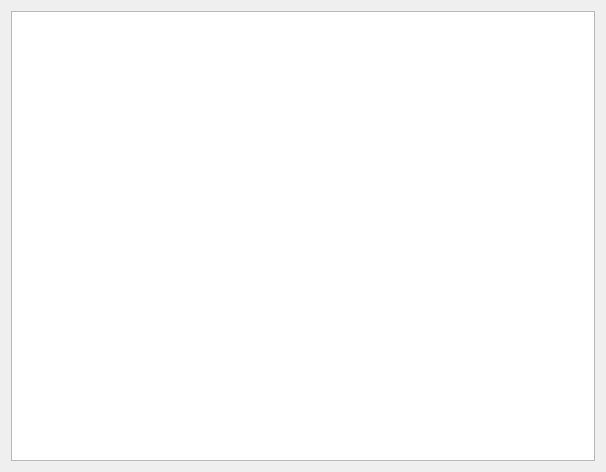
This is invoiceprint.ui in dsubhajit/bill_master as Qt 5 draws it before an edit. The edited form follows.
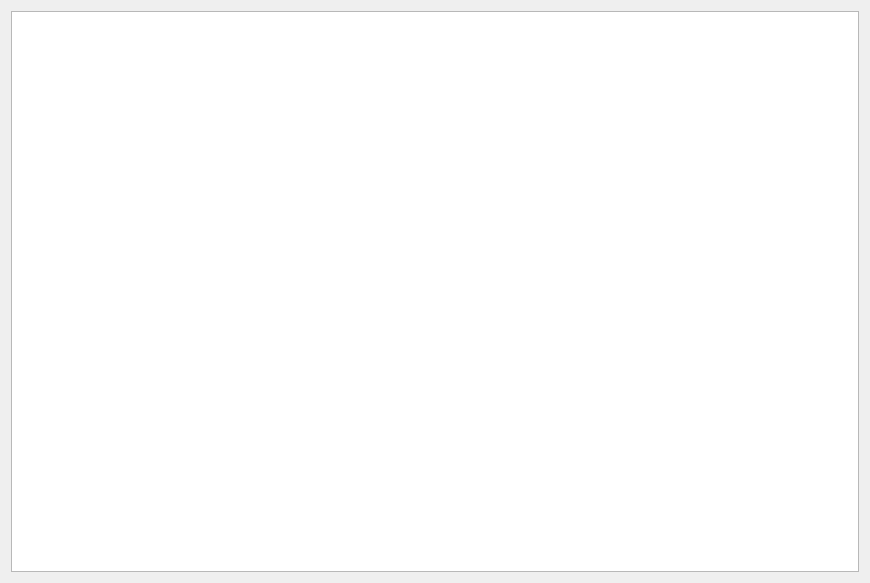
This is the edited form.

The edit to the form file:
```diff
--- a/invoiceprint.ui
+++ b/invoiceprint.ui
@@ -6,8 +6,8 @@
    <rect>
     <x>0</x>
     <y>0</y>
-    <width>606</width>
-    <height>472</height>
+    <width>870</width>
+    <height>583</height>
    </rect>
   </property>
   <property name="windowTitle">
```
